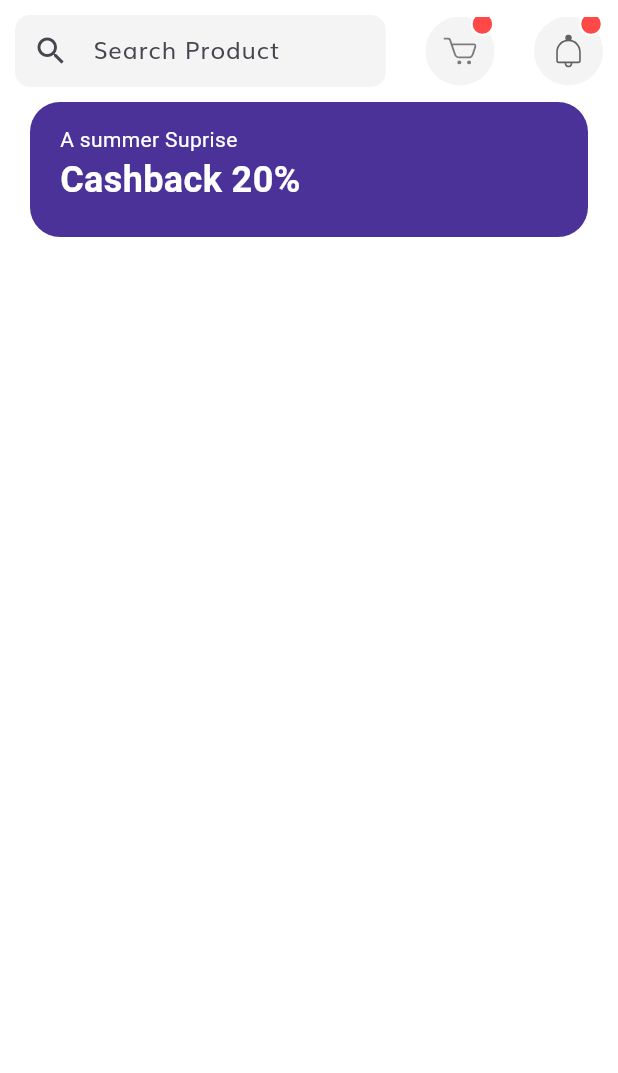
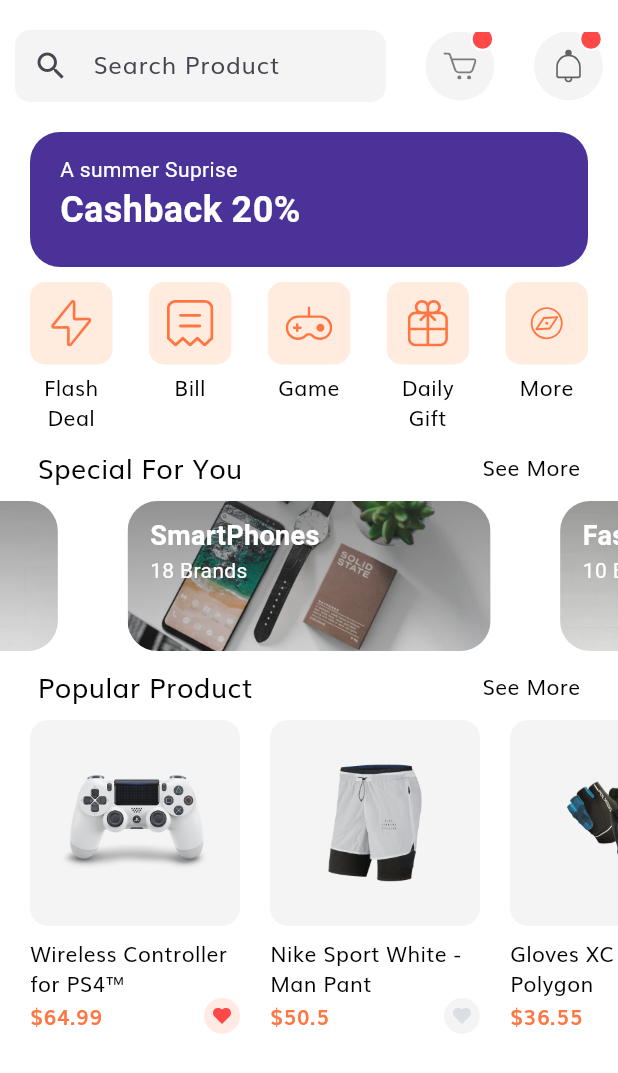
Before and after one commit to kishoreckd/EcomFlutterUI, a Flutter app: the HomeScreen screen opened by its route, on a phone screen of 412 x 824 dp. Shown: the top 1073 px of the screen. Run offline on Flutter 3.47's test engine with Material 3 defaults, Android fonts, the phone set to English and light mode, and no system bars; drawn by our look-alikes of carousel_slider; our stand-ins replace cached_network_image, email_validator, flutter_riverpod, flutter_svg, fluttertoast, go_router and 1 more.

Commit message:
product listed

```diff
--- /dev/null
+++ b/lib/models/product.dart
@@ -0,0 +1,176 @@
+import 'package:flutter/material.dart';
+
+class Product {
+  final int id;
+  final String title, description;
+  final List<String> images;
+  final List<Color> colors;
+  final double rating, price;
+  final bool isFavourite, isPopular;
+
+  Product({
+    required this.id,
+    required this.images,
+    required this.colors,
+    this.rating = 0.0,
+    this.isFavourite = false,
+    this.isPopular = false,
+    required this.title,
+    required this.price,
+    required this.description,
+  });
+}
+
+// Our demo Products
+
+List<Product> demoProducts = [
+  Product(
+    id: 1,
+    images: [
+      "assets/images/ps4_console_white_1.png",
+      "assets/images/ps4_console_white_2.png",
+      "assets/images/ps4_console_white_3.png",
+      "assets/images/ps4_console_white_4.png",
+    ],
+    colors: [
+      const Color(0xFFF6625E),
+      const Color(0xFF836DB8),
+      const Color(0xFFDECB9C),
+      Colors.white,
+    ],
+    title: "Wireless Controller for PS4™",
+    price: 64.99,
+    description: description,
+    rating: 4.8,
+    isFavourite: true,
+    isPopular: true,
+  ),
+  Product(
+    id: 2,
+    images: [
+      "assets/images/Image Popular Product 2.png",
+    ],
+    colors: [
+      const Color(0xFFF6625E),
+      const Color(0xFF836DB8),
+      const Color(0xFFDECB9C),
+      Colors.white,
+    ],
+    title: "Nike Sport White - Man Pant",
+    price: 50.5,
+    description: description,
+    rating: 4.1,
+    isPopular: true,
+  ),
+  Product(
+    id: 3,
+    images: [
+      "assets/images/glap.png",
+    ],
+    colors: [
+      const Color(0xFFF6625E),
+      const Color(0xFF836DB8),
+      const Color(0xFFDECB9C),
+      Colors.white,
+    ],
+    title: "Gloves XC Omega - Polygon",
+    price: 36.55,
+    description: description,
+    rating: 4.1,
+    isFavourite: true,
+    isPopular: true,
+  ),
+  Product(
+    id: 4,
+    images: [
+      "assets/images/wireless headset.png",
+    ],
+    colors: [
+      const Color(0xFFF6625E),
+      const Color(0xFF836DB8),
+      const Color(0xFFDECB9C),
+      Colors.white,
+    ],
+    title: "Logitech Head - Man Pant",
+    price: 20.20,
+    description: description,
+    rating: 4.1,
+    isFavourite: true,
+  ),
+  Product(
+    id: 1,
+    images: [
+      "assets/images/ps4_console_white_1.png",
+      "assets/images/ps4_console_white_2.png",
+      "assets/images/ps4_console_white_3.png",
+      "assets/images/ps4_console_white_4.png",
+    ],
+    colors: [
+      const Color(0xFFF6625E),
+      const Color(0xFF836DB8),
+      const Color(0xFFDECB9C),
+      Colors.white,
+    ],
+    title: "Wireless Controller for PS4™",
+    price: 64.99,
+    description: description,
+    rating: 4.8,
+    isFavourite: true,
+    isPopular: true,
+  ),
+  Product(
+    id: 2,
+    images: [
+      "assets/images/Image Popular Product 2.png",
+    ],
+    colors: [
+      const Color(0xFFF6625E),
+      const Color(0xFF836DB8),
+      const Color(0xFFDECB9C),
+      Colors.white,
+    ],
+    title: "Nike Sport White - Man Pant",
+    price: 50.5,
+    description: description,
+    rating: 4.1,
+    isPopular: true,
+  ),
+  Product(
+    id: 3,
+    images: [
+      "assets/images/glap.png",
+    ],
+    colors: [
+      const Color(0xFFF6625E),
+      const Color(0xFF836DB8),
+      const Color(0xFFDECB9C),
+      Colors.white,
+    ],
+    title: "Gloves XC Omega - Polygon",
+    price: 36.55,
+    description: description,
+    rating: 4.1,
+    isFavourite: true,
+    isPopular: true,
+  ),
+  Product(
+    id: 4,
+    images: [
+      "assets/images/wireless headset.png",
+    ],
+    colors: [
+      const Color(0xFFF6625E),
+      const Color(0xFF836DB8),
+      const Color(0xFFDECB9C),
+      Colors.white,
+    ],
+    title: "Logitech Head - Wireless headset",
+    price: 20.20,
+    description: description,
+    rating: 4.1,
+    isFavourite: true,
+  ),
+];
+
+const String description =
+    "Wireless Controller for PS4™ gives you what you want in your gaming from over precision control your games to sharing …";
--- /dev/null
+++ b/lib/screens/Home/components/categories.dart
@@ -0,0 +1,72 @@
+import 'package:flutter/material.dart';
+import 'package:flutter_svg/flutter_svg.dart';
+
+
+class Categories extends StatelessWidget {
+  const Categories({
+    super.key,
+  });
+
+  @override
+  Widget build(BuildContext context) {
+
+    List<Map<String, dynamic>> categories = [
+      {"icon": "Flash Icon", "text": "Flash Deal"},
+      {"icon": "Bill Icon", "text": "Bill"},
+      {"icon": "Game Icon", "text": "Game"},
+      {"icon": "Gift Icon", "text": "Daily Gift"},
+      {"icon": "Discover", "text": "More"},
+    ];
+    return Padding(
+      padding: const EdgeInsets.symmetric(horizontal:20.0),
+      child: Row(
+        mainAxisAlignment: MainAxisAlignment.spaceBetween,
+        crossAxisAlignment: CrossAxisAlignment.start,
+        children: [...List.generate(categories.length, (index) => CategoriesCard(press: (){}, icon: categories[index]['icon'], text: categories[index]['text']))],
+      ),
+    );
+  }
+}
+
+class CategoriesCard extends StatelessWidget {
+  const CategoriesCard({
+    super.key,
+    required this.press,
+    required this.icon,
+    required this.text,
+  });
+
+  final VoidCallback press;
+  final String icon;
+  final String text;
+  @override
+  Widget build(BuildContext context) {
+    return GestureDetector(
+      onTap: press,
+      child: SizedBox(
+        width: 55,
+        child: Column(
+          children: [
+            AspectRatio(
+              aspectRatio: 1,
+              child: Container(
+                padding: const EdgeInsets.all(12),
+                decoration: BoxDecoration(
+                    color: const Color(0xFFFFECDF),
+                    borderRadius: BorderRadius.circular(10)),
+                child: SvgPicture.asset("assets/icons/$icon.svg"),
+              ),
+            ),
+            const SizedBox(
+              height: 5,
+            ),
+            Text(
+              text,
+              textAlign: TextAlign.center,
+            )
+          ],
+        ),
+      ),
+    );
+  }
+}
--- a/lib/screens/Home/components/home_header.dart
+++ b/lib/screens/Home/components/home_header.dart
@@ -1,8 +1,6 @@
 import 'package:flutter/material.dart';
 import '../../../constants/colors.dart';
 import 'package:flutter_svg/flutter_svg.dart';
-
-
 
 class HomeHeader extends StatelessWidget {
   const HomeHeader({
@@ -34,8 +32,16 @@ class HomeHeader extends StatelessWidget {
                       EdgeInsets.symmetric(horizontal: 20, vertical: 10),
                 ),
               )),
-          IcnButton(svgsrc: 'Cart Icon', press: () {  }, numOfTime: 3,),
-          IcnButton(svgsrc: 'Bell', press: () {  }, numOfTime: 3,),
+          IcnButton(
+            svgsrc: 'Cart Icon',
+            press: () {},
+            numOfTime: 3,
+          ),
+          IcnButton(
+            svgsrc: 'Bell',
+            press: () {},
+            numOfTime: 3,
+          ),
         ],
       ),
     );
@@ -60,7 +66,7 @@ class IcnButton extends StatelessWidget {
       child: Stack(
         children: [
           Container(
-            padding: EdgeInsets.all(12),
+            padding: const EdgeInsets.all(12),
             height: 46,
             width: 46,
             decoration: BoxDecoration(
@@ -71,18 +77,18 @@ class IcnButton extends StatelessWidget {
             top: -3,
             right: 0,
             child: Container(
-              padding: EdgeInsets.all(12),
+              padding: const EdgeInsets.all(12),
               height: 16,
               width: 16,
               decoration: BoxDecoration(
-                color: Color(0xFFFF4848),
+                color: const Color(0xFFFF4848),
                 shape: BoxShape.circle,
                 border: Border.all(width: 1.5, color: Colors.white),
               ),
               child: Center(
                 child: Text(
                   '$numOfTime',
-                  style: TextStyle(
+                  style: const TextStyle(
                       fontSize: 10,
                       height: 1,
                       color: Colors.white,
@@ -96,3 +102,38 @@ class IcnButton extends StatelessWidget {
     );
   }
 }
+
+class DiscountBanner extends StatelessWidget {
+  const DiscountBanner({
+    super.key,
+  });
+
+  @override
+  Widget build(BuildContext context) {
+    return Container(
+      margin: const EdgeInsets.symmetric(horizontal: 20),
+      padding: const EdgeInsets.symmetric(
+        horizontal: 20,
+        vertical: 15,
+      ),
+      width: double.infinity,
+      height: 90,
+      decoration: BoxDecoration(
+          color: const Color(0xFF4A3298),
+          borderRadius: BorderRadius.circular(20)),
+      child: const Text.rich(
+        TextSpan(
+            text: 'A summer Suprise\n',
+            style: TextStyle(
+              color: Colors.white,
+            ),
+            children: [
+              TextSpan(
+                text: 'Cashback 20%',
+                style: TextStyle(fontSize: 24, fontWeight: FontWeight.bold),
+              ),
+            ]),
+      ),
+    );
+  }
+}
--- /dev/null
+++ b/lib/screens/Home/components/productCard.dart
@@ -0,0 +1,88 @@
+import 'package:flutter_svg/svg.dart';
+import '../../../models/product.dart';
+import 'package:flutter/material.dart';
+import 'package:ecomflutter/constants/colors.dart';
+
+class ProductCard extends StatelessWidget {
+  const ProductCard({
+    Key? key,
+    required this.product,
+    required this.onPress,
+  }) : super(key: key);
+
+  final Product product;
+  final VoidCallback onPress;
+
+  @override
+  Widget build(BuildContext context) {
+    return Padding(
+      padding: const EdgeInsets.only(left: 20.0),
+      child: SizedBox(
+        width: 140,
+        child: GestureDetector(
+          onTap: onPress,
+          child: Column(
+            crossAxisAlignment: CrossAxisAlignment.start,
+            children: [
+              AspectRatio(
+                aspectRatio: 1.02,
+                child: Container(
+                  padding: const EdgeInsets.all(20),
+                  decoration: BoxDecoration(
+                    color: secondaryColor.withOpacity(0.1),
+                    borderRadius: BorderRadius.circular(12),
+                  ),
+                  child: Image.asset(product.images[0]),
+                ),
+              ),
+              const SizedBox(height: 8),
+              Text(
+                product.title,
+                style: Theme.of(context).textTheme.bodyMedium,
+                maxLines: 2,
+                overflow: TextOverflow.ellipsis,
+              ),
+              Row(
+                mainAxisAlignment: MainAxisAlignment.spaceBetween,
+                children: [
+                  Text(
+                    "\$${product.price}",
+                    style: const TextStyle(
+                      fontSize: 14,
+                      fontWeight: FontWeight.w600,
+                      color: primaryColor,
+                    ),
+                  ),
+                  InkWell(
+                    borderRadius: BorderRadius.circular(50),
+                    onTap: () {},
+                    child: Container(
+                      padding: const EdgeInsets.all(6),
+                      height: 24,
+                      width: 24,
+                      decoration: BoxDecoration(
+                        color: product.isFavourite
+                            ? primaryColor.withOpacity(0.15)
+                            : secondaryColor.withOpacity(0.1),
+                        shape: BoxShape.circle,
+                      ),
+                      child: SvgPicture.asset(
+                        "assets/icons/Heart Icon_2.svg",
+                        colorFilter: ColorFilter.mode(
+                          product.isFavourite
+                              ? const Color(0xFFFF4848)
+                              : const Color(0xFFDBDEE4),
+                          BlendMode.srcIn,
+                        ),
+                      ),
+                    ),
+                  ),
+                ],
+              )
+            ],
+          ),
+        ),
+      ),
+    );
+  }
+}
--- /dev/null
+++ b/lib/screens/Home/components/specialOfferCard.dart
@@ -0,0 +1,95 @@
+import 'package:flutter/material.dart';
+import 'package:carousel_slider/carousel_slider.dart';
+
+
+class SpecialOffers extends StatelessWidget {
+  const SpecialOffers({
+    super.key,
+  });
+
+  @override
+  Widget build(BuildContext context) {
+    return CarouselSlider(
+      options: CarouselOptions(
+        height: 100,
+        viewportFraction: 0.7,
+        enableInfiniteScroll: true,
+        autoPlay: true,
+        autoPlayInterval: const Duration(seconds: 3),
+      ),
+      items: [
+        SpecialOffersCard(
+          category: "SmartPhones",
+          image: "Image Banner 2",
+          numOfBrands: 18,
+          press: () {},
+        ),
+        SpecialOffersCard(
+          category: "Fashion",
+          image: "Image Banner 3",
+          numOfBrands: 10,
+          press: () {},
+        ),
+      ],
+    );
+  }
+}
+
+class SpecialOffersCard extends StatelessWidget {
+  const SpecialOffersCard({
+    super.key,
+    required this.category,
+    required this.image,
+    required this.numOfBrands,
+    required this.press,
+  });
+  final String category;
+  final String image;
+  final int numOfBrands;
+  final GestureTapCallback press;
+
+  @override
+  Widget build(BuildContext context) {
+    return SizedBox(
+      width: 242,
+      child: ClipRRect(
+        borderRadius: BorderRadius.circular(20),
+        child: Stack(
+          children: [
+            Image.asset(
+              "assets/images/$image.png",
+              fit: BoxFit.cover,
+            ),
+            Container(
+              decoration: BoxDecoration(
+                  gradient: LinearGradient(
+                      begin: Alignment.topCenter,
+                      end: Alignment.bottomCenter,
+                      colors: [
+                    const Color(0xFF343434).withOpacity(0.5),
+                    const Color(0xFF343434).withOpacity(0.15)
+                  ])),
+            ),
+            Padding(
+              padding: const EdgeInsets.symmetric(
+                horizontal: 15.0,
+                vertical: 10,
+              ),
+              child: Text.rich(TextSpan(
+                  style: const TextStyle(color: Colors.white),
+                  children: [
+                    TextSpan(
+                        text: "$category\n",
+                        style: const TextStyle(
+                          fontSize: 18,
+                          fontWeight: FontWeight.bold,
+                        )),
+                    TextSpan(text: "$numOfBrands Brands")
+                  ])),
+            )
+          ],
+        ),
+      ),
+    );
+  }
+}
--- a/lib/screens/Home/home_screen.dart
+++ b/lib/screens/Home/home_screen.dart
@@ -1,5 +1,11 @@
+import 'components/categories.dart';
 import 'components/home_header.dart';
+import 'components/productCard.dart';
 import 'package:flutter/material.dart';
+import 'components/specialOfferCard.dart';
+import 'package:flutter_svg/flutter_svg.dart';
+import 'package:ecomflutter/models/product.dart';
+import 'package:ecomflutter/constants/colors.dart';
 
 class HomeScreen extends StatelessWidget {
   const HomeScreen({super.key});
@@ -10,38 +16,156 @@ class HomeScreen extends StatelessWidget {
     final screenWidth = MediaQuery.of(context).size.width;
     return Scaffold(
       body: SafeArea(
-          child: Column(
-        children: [
-          HomeHeader(screenWidth: screenWidth),
-          Container(
-            margin: const EdgeInsets.symmetric(horizontal: 20),
-            padding: const EdgeInsets.symmetric(
-              horizontal: 20,
-              vertical: 15,
+          child: SingleChildScrollView(
+        child: Column(
+          children: [
+            const SizedBox(
+              height: 10,
             ),
-            width: double.infinity,
-            height: 90,
-            decoration: BoxDecoration(
-                color: const Color(0xFF4A3298),
-                borderRadius: BorderRadius.circular(20)),
-            child: const Text.rich(
-              TextSpan(
-                  text: 'A summer Suprise\n',
-                  style: TextStyle(
-                    color: Colors.white,
-                  ),
+            HomeHeader(screenWidth: screenWidth),
+            const SizedBox(
+              height: 10,
+            ),
+            const DiscountBanner(),
+            const SizedBox(
+              height: 10,
+            ),
+            const Categories(),
+            const SizedBox(
+              height: 10,
+            ),
+            SectionTitle(
+              text: 'Special For You',
+              onTap: () {},
+            ),
+            const SizedBox(
+              height: 10,
+            ),
+            const SpecialOffers(),
+            const SizedBox(
+              height: 10,
+            ),
+            SectionTitle(
+              text: 'Popular Product',
+              onTap: () {},
+            ),
+            const SizedBox(
+              height: 10,
+            ),
+            SingleChildScrollView(
+              scrollDirection: Axis.horizontal,
+              child: Row(
+                  mainAxisAlignment:
+                      MainAxisAlignment.start, // Adjust alignment here
+
                   children: [
-                    TextSpan(
-                      text: 'Cashback 20%',
-                      style: TextStyle(
-                        fontSize: 24,
-                      fontWeight: FontWeight.bold),
-                    ),
+                    ...List.generate(
+                        demoProducts.length,
+                        (index) => ProductCard(
+                              product: demoProducts[index], onPress: () {  },
+                            ))
+                    // ProductCard(),
                   ]),
-            ),
-          ),
-        ],
+            )
+          ],
+        ),
       )),
     );
   }
 }
+
+// class ProductCard extends StatelessWidget {
+//   const ProductCard({
+//     super.key,
+//     required this.product,
+//   });
+//   final Product product;
+//   @override
+//   Widget build(BuildContext context) {
+//     return Padding(
+//       padding: const EdgeInsets.only(left: 20.0),
+//       child: SizedBox(
+//         width: 140,
+//         child: Column(
+//           children: [
+//             AspectRatio(
+//               aspectRatio: 1.02,
+//               child: Container(
+//                 padding: const EdgeInsets.all(20),
+//                 decoration: BoxDecoration(
+//                   color: secondaryColor.withOpacity(0.1),
+//                   borderRadius: BorderRadius.circular(15),
+//                 ),
+//                 child: Image.asset(product.images[0]),
+//               ),
+//             ),
+//             const SizedBox(
+//               height: 5,
+//             ),
+//             Text(
+//               product.title,
+//               style: TextStyle(color: Colors.black),
+//               maxLines: 2,
+//             ),
+//             Row(
+//               mainAxisAlignment: MainAxisAlignment.spaceBetween,
+//               children: [
+//                 Text(
+//                   "\$${product.price}",
+//                   style: const TextStyle(
+//                       fontSize: 18,
+//                       fontWeight: FontWeight.w600,
+//                       color: primaryColor),
+//                 ),
+//                 InkWell(
+//                   borderRadius: BorderRadius.circular(30),
+//                   onTap: () {},
+//                   child: Container(
+//                     padding: const EdgeInsets.all(8),
+//                     height: 28,
+//                     width: 28,
+//                     decoration: BoxDecoration(
+//                         color: secondaryColor.withOpacity(0.1),
+//                         shape: BoxShape.circle),
+//                     child: SvgPicture.asset("assets/icons/Heart Icon_2.svg"),
+//                   ),
+//                 ),
+//               ],
+//             )
+//           ],
+//         ),
+//       ),
+//     );
+//   }
+// }
+
+class SectionTitle extends StatelessWidget {
+  const SectionTitle({
+    super.key,
+    required this.text,
+    required this.onTap,
+  });
+
+  final String text;
+  final GestureTapCallback onTap;
+
+  @override
+  Widget build(BuildContext context) {
+    return Padding(
+      padding: EdgeInsets.symmetric(horizontal: 25),
+      child: Row(
+        mainAxisAlignment: MainAxisAlignment.spaceBetween,
+        children: [
+          Text(
+            text,
+            style: TextStyle(fontSize: 18, color: Colors.black),
+          ),
+          GestureDetector(
+            onTap: onTap,
+            child: Text("See More"),
+          )
+        ],
+      ),
+    );
+  }
+}
--- a/pubspec.yaml
+++ b/pubspec.yaml
@@ -47,6 +47,7 @@ dependencies:
   provider: ^6.1.2
   path_provider: ^2.1.2
   email_validator: ^2.1.17
+  carousel_slider: ^4.2.1
 
 dev_dependencies:
   flutter_test:
```
Also changed, not shown: pubspec.lock.
